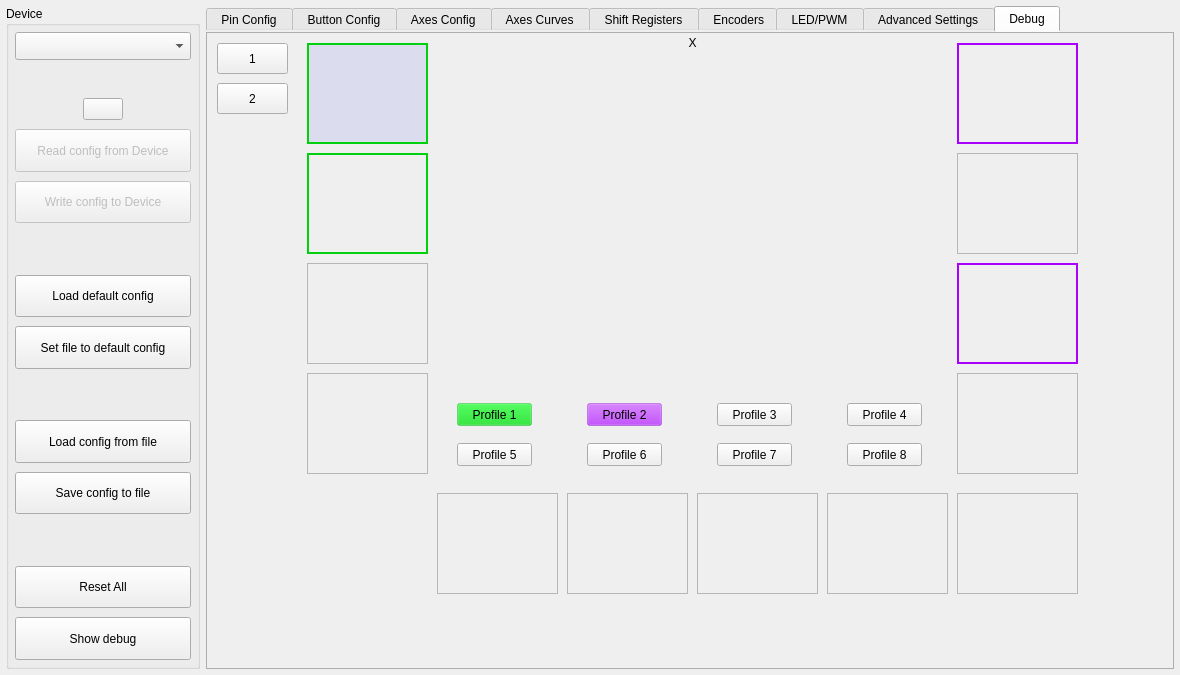
Above: src/mainwindow.ui from FreeJoy-Team/FreeJoyConfiguratorQt before the change. Below: the same form after it.
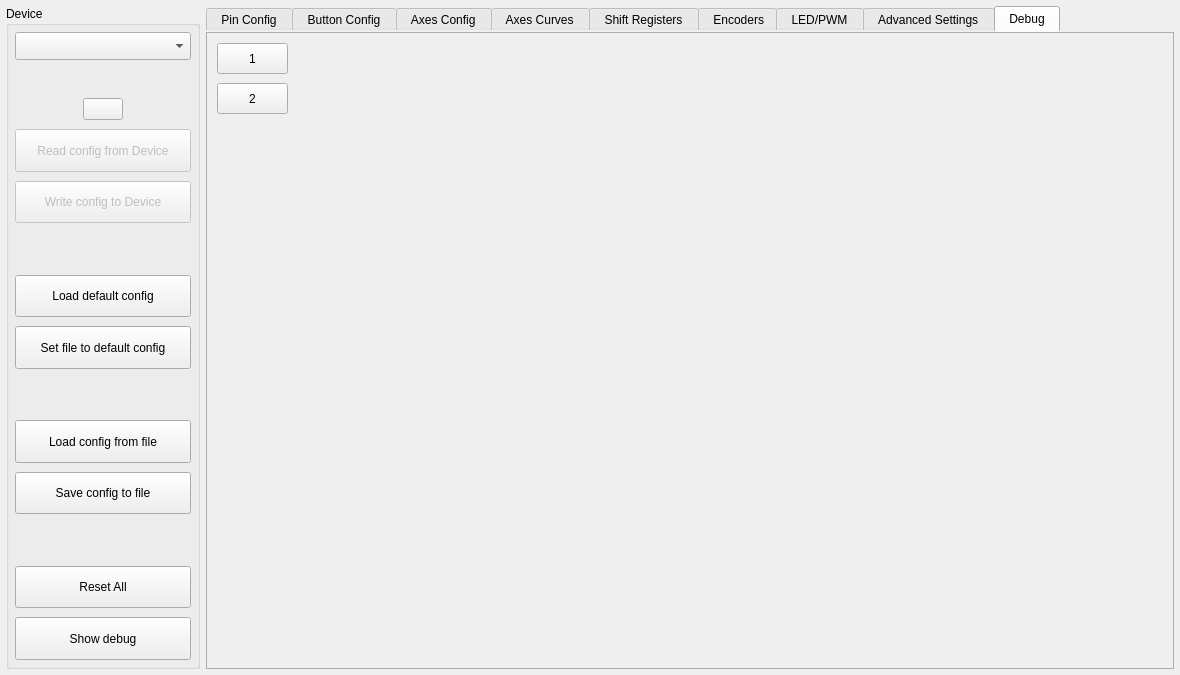
That is the form after the change. The open tabs and pages were chosen to show the change. Icons and pictures are not drawn. Custom widgets are drawn as their Qt base class.

Patch:
```diff
--- a/src/mainwindow.ui
+++ b/src/mainwindow.ui
@@ -247,325 +247,6 @@
          <string notr="true">1</string>
         </property>
        </widget>
-       <widget class="AxesCurvesProfiles" name="widget" native="true">
-        <property name="geometry">
-         <rect>
-          <x>230</x>
-          <y>20</y>
-          <width>511</width>
-          <height>331</height>
-         </rect>
-        </property>
-       </widget>
-       <widget class="QPushButton" name="pushButton_9">
-        <property name="geometry">
-         <rect>
-          <x>250</x>
-          <y>370</y>
-          <width>75</width>
-          <height>23</height>
-         </rect>
-        </property>
-        <property name="styleSheet">
-         <string notr="true">background-color: rgba(0, 208, 14, 80);</string>
-        </property>
-        <property name="text">
-         <string>Profile 1</string>
-        </property>
-       </widget>
-       <widget class="QPushButton" name="pushButton_10">
-        <property name="geometry">
-         <rect>
-          <x>250</x>
-          <y>410</y>
-          <width>75</width>
-          <height>23</height>
-         </rect>
-        </property>
-        <property name="text">
-         <string>Profile 5</string>
-        </property>
-       </widget>
-       <widget class="QPushButton" name="pushButton_11">
-        <property name="geometry">
-         <rect>
-          <x>380</x>
-          <y>370</y>
-          <width>75</width>
-          <height>23</height>
-         </rect>
-        </property>
-        <property name="styleSheet">
-         <string notr="true">background-color: rgba(170, 0, 255, 80);</string>
-        </property>
-        <property name="text">
-         <string>Profile 2</string>
-        </property>
-       </widget>
-       <widget class="QPushButton" name="pushButton_12">
-        <property name="geometry">
-         <rect>
-          <x>380</x>
-          <y>410</y>
-          <width>75</width>
-          <height>23</height>
-         </rect>
-        </property>
-        <property name="text">
-         <string>Profile 6</string>
-        </property>
-       </widget>
-       <widget class="QPushButton" name="pushButton_13">
-        <property name="geometry">
-         <rect>
-          <x>510</x>
-          <y>370</y>
-          <width>75</width>
-          <height>23</height>
-         </rect>
-        </property>
-        <property name="text">
-         <string>Profile 3</string>
-        </property>
-       </widget>
-       <widget class="QPushButton" name="pushButton_14">
-        <property name="geometry">
-         <rect>
-          <x>510</x>
-          <y>410</y>
-          <width>75</width>
-          <height>23</height>
-         </rect>
-        </property>
-        <property name="text">
-         <string>Profile 7</string>
-        </property>
-       </widget>
-       <widget class="QPushButton" name="pushButton_15">
-        <property name="geometry">
-         <rect>
-          <x>640</x>
-          <y>370</y>
-          <width>75</width>
-          <height>23</height>
-         </rect>
-        </property>
-        <property name="text">
-         <string>Profile 4</string>
-        </property>
-       </widget>
-       <widget class="QPushButton" name="pushButton_16">
-        <property name="geometry">
-         <rect>
-          <x>640</x>
-          <y>410</y>
-          <width>75</width>
-          <height>23</height>
-         </rect>
-        </property>
-        <property name="text">
-         <string>Profile 8</string>
-        </property>
-       </widget>
-       <widget class="QLabel" name="label">
-        <property name="geometry">
-         <rect>
-          <x>230</x>
-          <y>0</y>
-          <width>511</width>
-          <height>20</height>
-         </rect>
-        </property>
-        <property name="text">
-         <string>X</string>
-        </property>
-        <property name="alignment">
-         <set>Qt::AlignCenter</set>
-        </property>
-       </widget>
-       <widget class="AxesCurvesProfiles" name="widget_2" native="true">
-        <property name="geometry">
-         <rect>
-          <x>100</x>
-          <y>10</y>
-          <width>121</width>
-          <height>101</height>
-         </rect>
-        </property>
-        <property name="styleSheet">
-         <string notr="true">border: 2px solid;
-border-color: rgb(0, 208, 14);
-background-color: rgba(0, 0, 240, 20);</string>
-        </property>
-       </widget>
-       <widget class="AxesCurvesProfiles" name="widget_3" native="true">
-        <property name="geometry">
-         <rect>
-          <x>100</x>
-          <y>120</y>
-          <width>121</width>
-          <height>101</height>
-         </rect>
-        </property>
-        <property name="styleSheet">
-         <string notr="true">border: 2px solid;
-border-color: rgb(0, 208, 14);</string>
-        </property>
-       </widget>
-       <widget class="AxesCurvesProfiles" name="widget_4" native="true">
-        <property name="geometry">
-         <rect>
-          <x>100</x>
-          <y>230</y>
-          <width>121</width>
-          <height>101</height>
-         </rect>
-        </property>
-        <property name="styleSheet">
-         <string notr="true">border: 1px solid;
-border-color: rgb(182, 182, 182);</string>
-        </property>
-       </widget>
-       <widget class="AxesCurvesProfiles" name="widget_5" native="true">
-        <property name="geometry">
-         <rect>
-          <x>100</x>
-          <y>340</y>
-          <width>121</width>
-          <height>101</height>
-         </rect>
-        </property>
-        <property name="styleSheet">
-         <string notr="true">border: 1px solid;
-border-color: rgb(182, 182, 182);</string>
-        </property>
-       </widget>
-       <widget class="AxesCurvesProfiles" name="widget_6" native="true">
-        <property name="geometry">
-         <rect>
-          <x>750</x>
-          <y>10</y>
-          <width>121</width>
-          <height>101</height>
-         </rect>
-        </property>
-        <property name="styleSheet">
-         <string notr="true">border: 2px solid;
-border-color: rgb(170, 0, 255);</string>
-        </property>
-       </widget>
-       <widget class="AxesCurvesProfiles" name="widget_7" native="true">
-        <property name="geometry">
-         <rect>
-          <x>750</x>
-          <y>120</y>
-          <width>121</width>
-          <height>101</height>
-         </rect>
-        </property>
-        <property name="styleSheet">
-         <string notr="true">border: 1px solid;
-border-color: rgb(182, 182, 182);</string>
-        </property>
-       </widget>
-       <widget class="AxesCurvesProfiles" name="widget_8" native="true">
-        <property name="geometry">
-         <rect>
-          <x>750</x>
-          <y>230</y>
-          <width>121</width>
-          <height>101</height>
-         </rect>
-        </property>
-        <property name="styleSheet">
-         <string notr="true">border: 2px solid;
-border-color: rgb(170, 0, 255);</string>
-        </property>
-       </widget>
-       <widget class="AxesCurvesProfiles" name="widget_9" native="true">
-        <property name="geometry">
-         <rect>
-          <x>750</x>
-          <y>340</y>
-          <width>121</width>
-          <height>101</height>
-         </rect>
-        </property>
-        <property name="styleSheet">
-         <string notr="true">border: 1px solid;
-border-color: rgb(182, 182, 182);</string>
-        </property>
-       </widget>
-       <widget class="AxesCurvesProfiles" name="widget_11" native="true">
-        <property name="geometry">
-         <rect>
-          <x>230</x>
-          <y>460</y>
-          <width>121</width>
-          <height>101</height>
-         </rect>
-        </property>
-        <property name="styleSheet">
-         <string notr="true">border: 1px solid;
-border-color: rgb(182, 182, 182);</string>
-        </property>
-       </widget>
-       <widget class="AxesCurvesProfiles" name="widget_12" native="true">
-        <property name="geometry">
-         <rect>
-          <x>360</x>
-          <y>460</y>
-          <width>121</width>
-          <height>101</height>
-         </rect>
-        </property>
-        <property name="styleSheet">
-         <string notr="true">border: 1px solid;
-border-color: rgb(182, 182, 182);</string>
-        </property>
-       </widget>
-       <widget class="AxesCurvesProfiles" name="widget_13" native="true">
-        <property name="geometry">
-         <rect>
-          <x>490</x>
-          <y>460</y>
-          <width>121</width>
-          <height>101</height>
-         </rect>
-        </property>
-        <property name="styleSheet">
-         <string notr="true">border: 1px solid;
-border-color: rgb(182, 182, 182);</string>
-        </property>
-       </widget>
-       <widget class="AxesCurvesProfiles" name="widget_14" native="true">
-        <property name="geometry">
-         <rect>
-          <x>620</x>
-          <y>460</y>
-          <width>121</width>
-          <height>101</height>
-         </rect>
-        </property>
-        <property name="styleSheet">
-         <string notr="true">border: 1px solid;
-border-color: rgb(182, 182, 182);</string>
-        </property>
-       </widget>
-       <widget class="AxesCurvesProfiles" name="widget_15" native="true">
-        <property name="geometry">
-         <rect>
-          <x>750</x>
-          <y>460</y>
-          <width>121</width>
-          <height>101</height>
-         </rect>
-        </property>
-        <property name="styleSheet">
-         <string notr="true">border: 1px solid;
-border-color: rgb(182, 182, 182);</string>
-        </property>
-       </widget>
        <widget class="QPushButton" name="pushButton_TestButton_2">
         <property name="geometry">
          <rect>
@@ -579,7 +260,7 @@
          <string>2</string>
         </property>
        </widget>
-       <widget class="QWidget" name="">
+       <widget class="QWidget" name="layoutWidget">
         <property name="geometry">
          <rect>
           <x>30</x>
@@ -998,12 +679,6 @@
    <extends>QComboBox</extends>
    <header>centered_cbox.h</header>
   </customwidget>
-  <customwidget>
-   <class>AxesCurvesProfiles</class>
-   <extends>QWidget</extends>
-   <header>widgets/axescurvesprofiles.h</header>
-   <container>1</container>
-  </customwidget>
   <customwidget>
    <class>SwitchButton</class>
    <extends>QWidget</extends>
```
Left out of the diff: 3 changed lines with no effect on the pictures.
